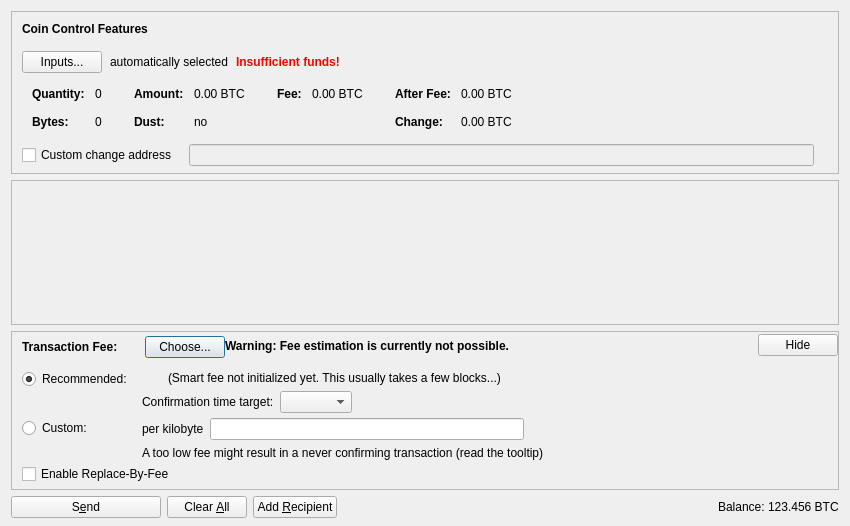
rbshaffer/clancycoin, file src/qt/forms/sendcoinsdialog.ui: the form before one commit.
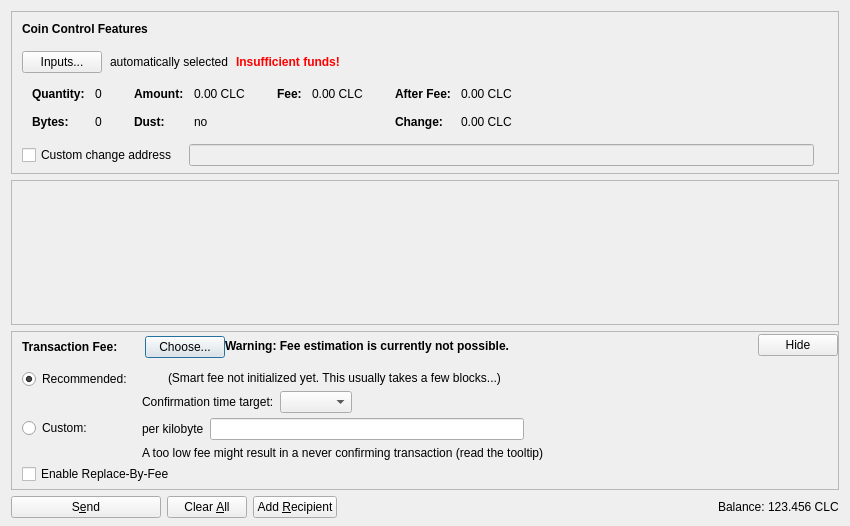
The form after the commit. Icons and pictures are not drawn. Custom widgets are drawn as their Qt base class.

```diff
--- a/src/qt/forms/sendcoinsdialog.ui
+++ b/src/qt/forms/sendcoinsdialog.ui
@@ -324,7 +324,7 @@
                   <enum>Qt::ActionsContextMenu</enum>
                  </property>
                  <property name="text">
-                  <string notr="true">0.00 BTC</string>
+                  <string notr="true">0.00 CLC</string>
                  </property>
                  <property name="textInteractionFlags">
                   <set>Qt::LinksAccessibleByMouse|Qt::TextSelectableByKeyboard|Qt::TextSelectableByMouse</set>
@@ -404,7 +404,7 @@
                   <enum>Qt::ActionsContextMenu</enum>
                  </property>
                  <property name="text">
-                  <string notr="true">0.00 BTC</string>
+                  <string notr="true">0.00 CLC</string>
                  </property>
                  <property name="textInteractionFlags">
                   <set>Qt::LinksAccessibleByMouse|Qt::TextSelectableByKeyboard|Qt::TextSelectableByMouse</set>
@@ -455,7 +455,7 @@
                   <enum>Qt::ActionsContextMenu</enum>
                  </property>
                  <property name="text">
-                  <string notr="true">0.00 BTC</string>
+                  <string notr="true">0.00 CLC</string>
                  </property>
                  <property name="textInteractionFlags">
                   <set>Qt::LinksAccessibleByMouse|Qt::TextSelectableByKeyboard|Qt::TextSelectableByMouse</set>
@@ -484,7 +484,7 @@
                   <enum>Qt::ActionsContextMenu</enum>
                  </property>
                  <property name="text">
-                  <string notr="true">0.00 BTC</string>
+                  <string notr="true">0.00 CLC</string>
                  </property>
                  <property name="textInteractionFlags">
                   <set>Qt::LinksAccessibleByMouse|Qt::TextSelectableByKeyboard|Qt::TextSelectableByMouse</set>
@@ -1214,7 +1214,7 @@
           <cursorShape>IBeamCursor</cursorShape>
          </property>
          <property name="text">
-          <string notr="true">123.456 BTC</string>
+          <string notr="true">123.456 CLC</string>
          </property>
          <property name="textInteractionFlags">
           <set>Qt::LinksAccessibleByMouse|Qt::TextSelectableByKeyboard|Qt::TextSelectableByMouse</set>
```
